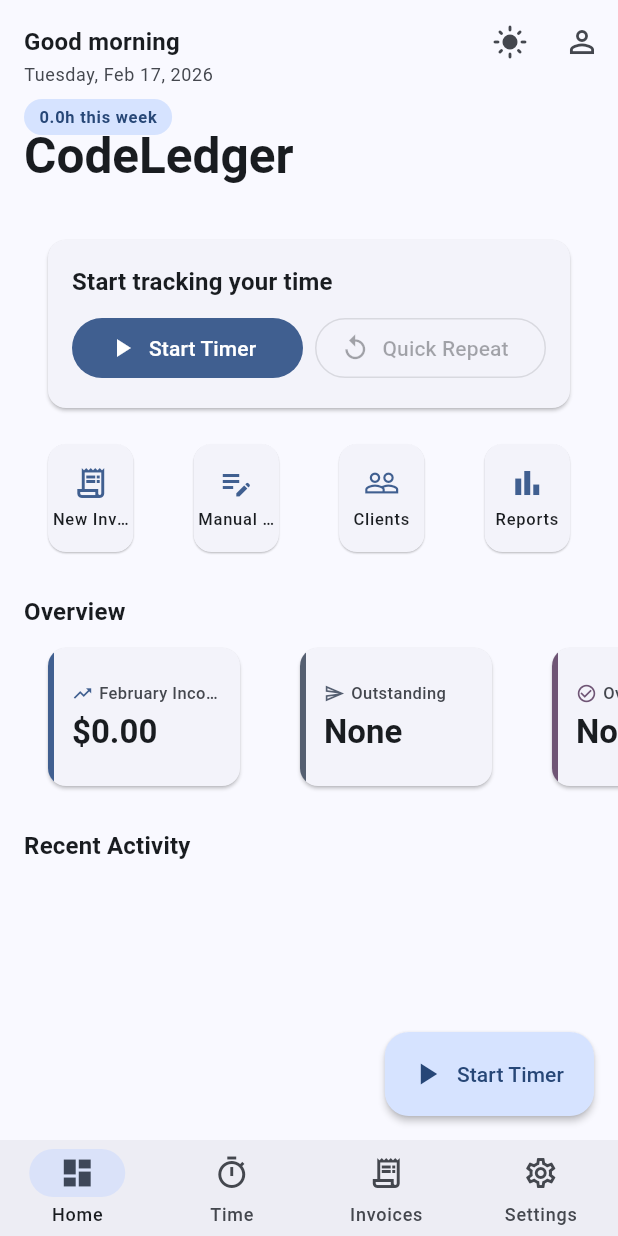
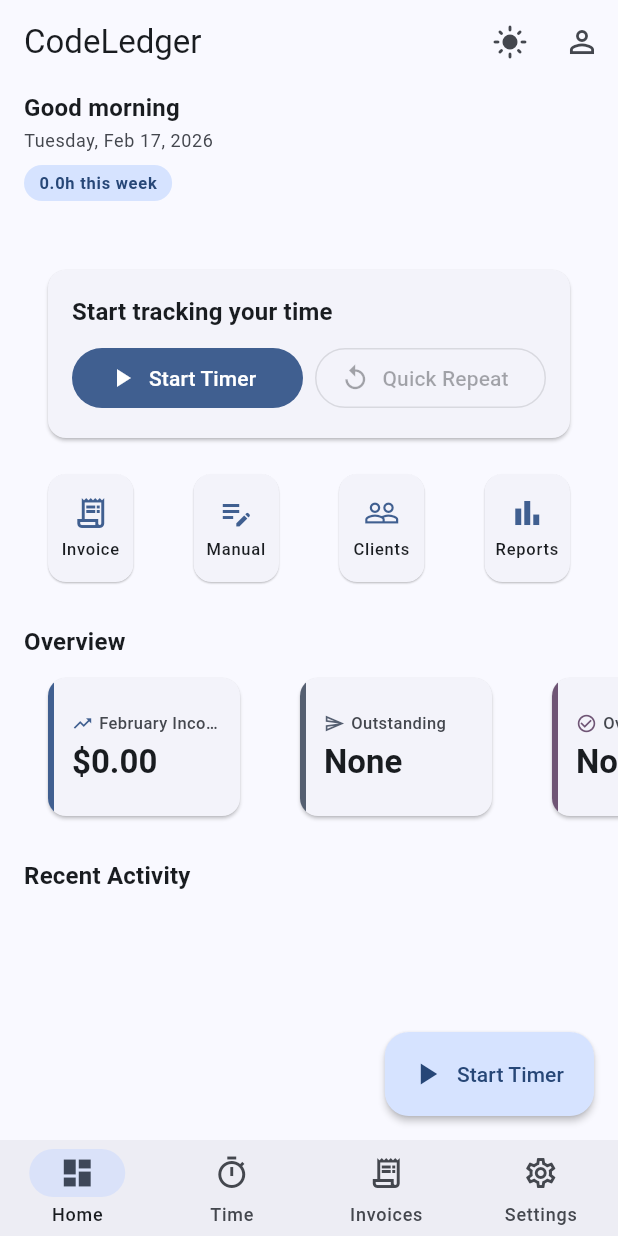
Before and after one commit to OleksSobol/-CodeLedger-, a Flutter app: the screen it shows after launch, after a tap on the "brightness auto" icon, on a phone screen of 412 x 824 dp. Run offline on Flutter 3.47's test engine with Material 3 defaults, Android fonts, the phone set to English and light mode, and no system bars; our stand-ins replace csv, drift, drift_flutter, file_picker, flutter_colorpicker, flutter_riverpod and 5 more; missing offline and left inert: cryptography, flutter_email_sender, googleapis; accounts and stored records are empty; generated files the repository leaves out were written again.

Commit message:
fix: small ux changes to main screen

```diff
--- a/lib/features/dashboard/presentation/widgets/context_header.dart
+++ b/lib/features/dashboard/presentation/widgets/context_header.dart
@@ -43,9 +43,10 @@ class ContextHeader extends ConsumerWidget {
     final dateStr = DateFormat('EEEE, MMM d, yyyy').format(DateTime.now());
 
     return SliverAppBar(
-      expandedHeight: 140,
+      expandedHeight: 160,
       pinned: true,
       floating: false,
+      title: const Text('CodeLedger'),
       actions: [
         IconButton(
           icon: Icon(_themeIcon(themeMode)),
@@ -83,22 +84,13 @@ class ContextHeader extends ConsumerWidget {
         ),
       ],
       flexibleSpace: FlexibleSpaceBar(
-        titlePadding:
-            const EdgeInsetsDirectional.only(start: 16, bottom: 14),
-        title: Text(
-          'CodeLedger',
-          style: theme.textTheme.titleLarge?.copyWith(
-            fontWeight: FontWeight.bold,
-          ),
-        ),
         background: SafeArea(
           child: Padding(
-            padding:
-                const EdgeInsets.only(left: 16, right: 16, top: 12),
+            padding: const EdgeInsets.only(
+                left: 16, right: 16, top: 60),
             child: Column(
               crossAxisAlignment: CrossAxisAlignment.start,
               children: [
-                const SizedBox(height: 4),
                 Text(
                   name != null && name.isNotEmpty
                       ? '${_greeting()}, $name'
--- a/lib/features/dashboard/presentation/widgets/quick_actions_row.dart
+++ b/lib/features/dashboard/presentation/widgets/quick_actions_row.dart
@@ -12,7 +12,7 @@ class QuickActionsRow extends StatelessWidget {
         Expanded(
           child: _ActionChip(
             icon: Icons.receipt_long_outlined,
-            label: 'New Invoice',
+            label: 'Invoice',
             onTap: () => context.push('/invoices/create'),
           ),
         ),
@@ -20,7 +20,7 @@ class QuickActionsRow extends StatelessWidget {
         Expanded(
           child: _ActionChip(
             icon: Icons.edit_note,
-            label: 'Manual Entry',
+            label: 'Manual',
             onTap: () => context.push('/time-tracking/manual'),
           ),
         ),
```
